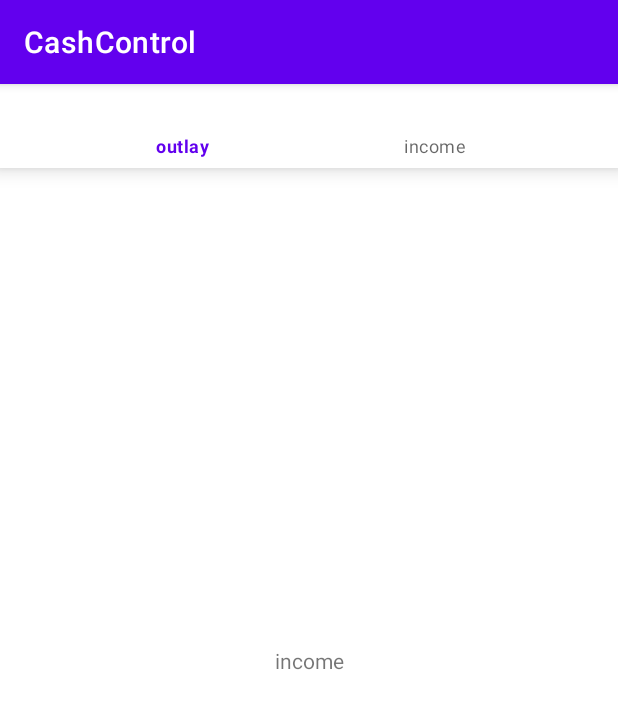
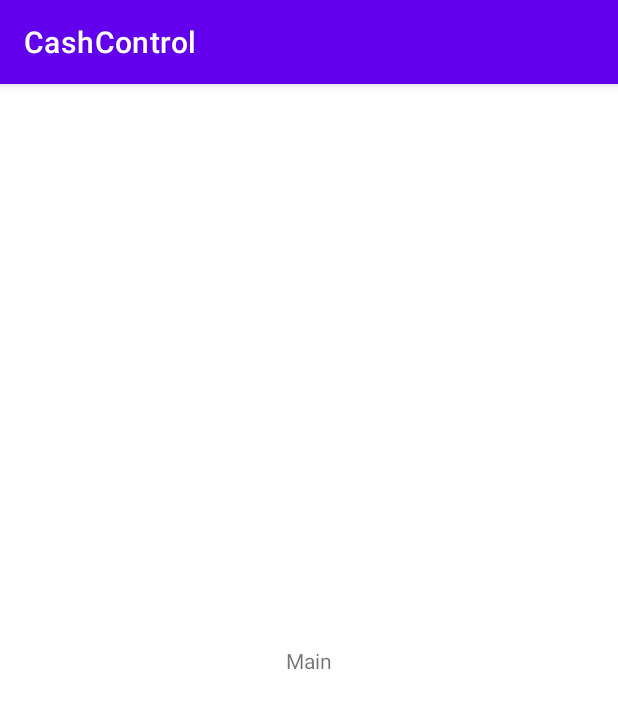
Before and after one commit to hiddenns/cash-control, an Android app: the screen it shows after launch (MainActivity), on a phone screen of 412 x 824 dp. Shown: the top 709 px of the screen. Run offline under Robolectric (Android 15) with nearby library versions, the phone set to English and light mode, and no system bars; libraries missing offline, so code that uses them is left out: org.kodein.di.

Commit message:
added viewPager

```diff
--- /dev/null
+++ b/app/src/main/java/com/cashcontrol/feature/view/PagerAdapter.kt
@@ -0,0 +1,29 @@
+package com.cashcontrol.feature.view
+
+import androidx.fragment.app.Fragment
+import androidx.viewpager2.adapter.FragmentStateAdapter
+import com.cashcontrol.feature.view.activity.MainActivity
+import com.cashcontrol.feature.view.activity.MainFragment
+import com.cashcontrol.feature.view.settings.SettingsFragment
+import com.cashcontrol.feature.view.statistics.StatisticsFragment
+
+class PagerAdapter(mainActivity: MainActivity) : FragmentStateAdapter(mainActivity) {
+
+    override fun getItemCount() = countFragments
+
+    override fun createFragment(position: Int): Fragment {
+        return when (position) {
+            STATISTICS_FRAGMENT_POSITION -> StatisticsFragment()
+            MAIN_FRAGMENT_POSITION -> MainFragment()
+            SETTINGS_FRAGMENT_POSITION -> SettingsFragment()
+            else -> throw UnsupportedOperationException()
+        }
+    }
+
+    companion object {
+        private const val countFragments = 3
+        private const val STATISTICS_FRAGMENT_POSITION = 0
+        private const val MAIN_FRAGMENT_POSITION = 1
+        private const val SETTINGS_FRAGMENT_POSITION = 2
+    }
+}
--- a/app/src/main/java/com/cashcontrol/feature/view/activity/MainActivity.kt
+++ b/app/src/main/java/com/cashcontrol/feature/view/activity/MainActivity.kt
@@ -2,52 +2,31 @@ package com.cashcontrol.feature.view.activity
 
 import android.os.Bundle
 import androidx.appcompat.app.AppCompatActivity
-import com.cashcontrol.R
 import com.cashcontrol.databinding.ActivityMainBinding
+import com.cashcontrol.feature.view.PagerAdapter
 import org.kodein.di.DI
 import org.kodein.di.DIAware
 import org.kodein.di.android.closestDI
-import androidx.navigation.NavDirections
-import androidx.navigation.fragment.FragmentNavigator
-import androidx.navigation.fragment.NavHostFragment
-import androidx.navigation.fragment.findNavController
-import org.kodein.di.DI.Companion.lazy
 
 
 class MainActivity : AppCompatActivity(), DIAware {
     protected lateinit var binding: ActivityMainBinding
 
     override val di: DI by closestDI()
-    private val mainView by lazy { window.decorView }
-
 
     override fun onCreate(savedInstanceState: Bundle?) {
         super.onCreate(savedInstanceState)
         binding = ActivityMainBinding.inflate(layoutInflater)
         setContentView(binding.root)
 
-        val navController =
-            (supportFragmentManager.findFragmentById(R.id.nav_host_fragment) as NavHostFragment).navController
-
-        val navBottomView = binding.navigationView
-        navBottomView.setOnItemSelectedListener { item ->
-            when (item.itemId) {
-                R.id.outlayItem -> {
-                    navController.navigate(R.id.global_to_incomeFragment)
-                    return@setOnItemSelectedListener true
-                }
-                R.id.incomeItem -> {
-                    navController.navigate(R.id.global_to_outlayFragment)
-                    return@setOnItemSelectedListener true
-                }
-
-            }
-            return@setOnItemSelectedListener true
+        with(binding.viewPager) {
+            adapter = PagerAdapter(this@MainActivity)
+            setCurrentItem(1, false)
+            adapter = adapter
+            setCurrentItem(1, false)
         }
-
 
     }
 
 
-
 }
--- /dev/null
+++ b/app/src/main/java/com/cashcontrol/feature/view/activity/MainFragment.kt
@@ -0,0 +1,9 @@
+package com.cashcontrol.feature.view.activity
+
+import com.cashcontrol.databinding.FragmentMainBinding
+import com.cashcontrol.domain.base.BaseFragment
+
+class MainFragment :
+    BaseFragment<FragmentMainBinding>(FragmentMainBinding::inflate) {
+
+}
--- a/app/src/main/java/com/cashcontrol/feature/view/income/IncomeFragment.kt
+++ /dev/null
@@ -1,16 +0,0 @@
-package com.cashcontrol.feature.view.income
-
-
-import android.os.Bundle
-import android.view.LayoutInflater
-import android.view.View
-import android.view.ViewGroup
-import com.cashcontrol.databinding.IncomeFragmentBinding
-import com.cashcontrol.domain.base.BaseFragment
-
-class IncomeFragment : BaseFragment<IncomeFragmentBinding>(IncomeFragmentBinding::inflate) {
-
-
-
-
-}
--- a/app/src/main/java/com/cashcontrol/feature/view/outlay/OutlayFragment.kt
+++ /dev/null
@@ -1,13 +0,0 @@
-package com.cashcontrol.feature.view.outlay
-
-import android.os.Bundle
-import com.cashcontrol.databinding.OutlayFragmentBinding
-import com.cashcontrol.domain.base.BaseFragment
-
-class OutlayFragment : BaseFragment<OutlayFragmentBinding>(OutlayFragmentBinding::inflate) {
-
-    override fun onCreate(savedInstanceState: Bundle?) {
-        super.onCreate(savedInstanceState)
-        println()
-    }
-}
--- /dev/null
+++ b/app/src/main/java/com/cashcontrol/feature/view/settings/SettingsFragment.kt
@@ -0,0 +1,10 @@
+package com.cashcontrol.feature.view.settings
+
+import com.cashcontrol.databinding.FragmentSettingsBinding
+import com.cashcontrol.domain.base.BaseFragment
+
+class SettingsFragment :
+    BaseFragment<FragmentSettingsBinding>(FragmentSettingsBinding::inflate) {
+
+
+}
--- /dev/null
+++ b/app/src/main/java/com/cashcontrol/feature/view/statistics/StatisticsFragment.kt
@@ -0,0 +1,9 @@
+package com.cashcontrol.feature.view.statistics
+
+import com.cashcontrol.databinding.FragmentStatisticsBinding
+import com.cashcontrol.domain.base.BaseFragment
+
+class StatisticsFragment :
+    BaseFragment<FragmentStatisticsBinding>(FragmentStatisticsBinding::inflate) {
+
+}
--- a/app/src/main/res/layout/activity_main.xml
+++ b/app/src/main/res/layout/activity_main.xml
@@ -1,20 +1,16 @@
 <?xml version="1.0" encoding="utf-8"?>
-<androidx.constraintlayout.widget.ConstraintLayout xmlns:android="http://schemas.android.com/apk/res/android"
+<LinearLayout xmlns:android="http://schemas.android.com/apk/res/android"
     xmlns:app="http://schemas.android.com/apk/res-auto"
     xmlns:tools="http://schemas.android.com/tools"
     android:layout_width="match_parent"
     android:layout_height="match_parent"
-    tools:context=".feature.view.activity.MainActivity">
+    tools:context=".feature.view.activity.MainActivity"
+    android:orientation="vertical">
 
-
-    <com.google.android.material.bottomnavigation.BottomNavigationView
-        android:id="@+id/navigation_view"
+    <androidx.viewpager2.widget.ViewPager2
+        android:id="@+id/view_pager"
         android:layout_width="match_parent"
-        android:layout_height="wrap_content"
-        app:layout_constraintEnd_toEndOf="parent"
-        app:layout_constraintStart_toStartOf="parent"
-        app:layout_constraintTop_toTopOf="parent"
-        app:menu="@menu/bottom_navigation_view"/>
+        android:layout_height="match_parent" />
 
     <androidx.fragment.app.FragmentContainerView
         android:id="@+id/nav_host_fragment"
@@ -22,11 +18,9 @@
         android:layout_width="match_parent"
         android:layout_height="match_parent"
         app:defaultNavHost="true"
-        app:layout_constraintBottom_toBottomOf="parent"
-        app:layout_constraintLeft_toLeftOf="parent"
-        app:layout_constraintRight_toRightOf="parent"
 
         app:layout_constraintTop_toTopOf="parent"
-        app:navGraph="@navigation/main_graph" />
+        app:navGraph="@navigation/main_graph"/>
 
-</androidx.constraintlayout.widget.ConstraintLayout>
+
+</LinearLayout>
--- /dev/null
+++ b/app/src/main/res/layout/fragment_main.xml
@@ -0,0 +1,16 @@
+<?xml version="1.0" encoding="utf-8"?>
+<androidx.constraintlayout.widget.ConstraintLayout xmlns:android="http://schemas.android.com/apk/res/android"
+    android:layout_width="match_parent"
+    android:layout_height="match_parent"
+    xmlns:app="http://schemas.android.com/apk/res-auto">
+
+    <TextView
+        android:layout_width="wrap_content"
+        android:layout_height="wrap_content"
+        android:text="Main"
+        app:layout_constraintBottom_toBottomOf="parent"
+        app:layout_constraintEnd_toEndOf="parent"
+        app:layout_constraintStart_toStartOf="parent"
+        app:layout_constraintTop_toTopOf="parent" />
+
+</androidx.constraintlayout.widget.ConstraintLayout>
--- a/app/src/main/res/layout/income_fragment.xml
+++ b/app/src/main/res/layout/fragment_settings.xml
@@ -7,7 +7,7 @@
     <TextView
         android:layout_width="wrap_content"
         android:layout_height="wrap_content"
-        android:text="income"
+        android:text="Settings"
         app:layout_constraintBottom_toBottomOf="parent"
         app:layout_constraintEnd_toEndOf="parent"
         app:layout_constraintStart_toStartOf="parent"
--- a/app/src/main/res/layout/outlay_fragment.xml
+++ b/app/src/main/res/layout/fragment_statistics.xml
@@ -1,13 +1,13 @@
 <?xml version="1.0" encoding="utf-8"?>
 <androidx.constraintlayout.widget.ConstraintLayout xmlns:android="http://schemas.android.com/apk/res/android"
+    xmlns:app="http://schemas.android.com/apk/res-auto"
     android:layout_width="match_parent"
-    android:layout_height="match_parent"
-    xmlns:app="http://schemas.android.com/apk/res-auto">
+    android:layout_height="match_parent">
 
     <TextView
         android:layout_width="wrap_content"
         android:layout_height="wrap_content"
-        android:text="outlay"
+        android:text="Statistics"
         app:layout_constraintBottom_toBottomOf="parent"
         app:layout_constraintEnd_toEndOf="parent"
         app:layout_constraintStart_toStartOf="parent"
--- a/app/src/main/res/menu/bottom_navigation_view.xml
+++ /dev/null
@@ -1,11 +0,0 @@
-<?xml version="1.0" encoding="utf-8"?>
-<menu xmlns:android="http://schemas.android.com/apk/res/android">
-    <item
-        android:id="@+id/outlayItem"
-        android:enabled="true"
-        android:title="outlay"/>
-    <item
-        android:id="@+id/incomeItem"
-        android:enabled="true"
-        android:title="income"/>
-</menu>
--- a/app/src/main/res/navigation/main_graph.xml
+++ b/app/src/main/res/navigation/main_graph.xml
@@ -3,38 +3,33 @@
     xmlns:app="http://schemas.android.com/apk/res-auto"
     xmlns:tools="http://schemas.android.com/tools"
     android:id="@+id/main_graph"
-    app:startDestination="@id/incomeFragment">
+    app:startDestination="@id/mainFragment">
 
     <fragment
-        android:id="@+id/incomeFragment"
-        android:name="com.cashcontrol.feature.view.income.IncomeFragment"
-        android:label="incomeFragment"
-        tools:layout="@layout/income_fragment">
-
-        <action
-            android:id="@+id/action_incomeFragment_to_outlayFragment"
-            app:destination="@+id/outlayFragment"/>
+        android:id="@+id/mainFragment"
+        android:name="com.cashcontrol.feature.view.activity.MainFragment"
+        android:label="mainFragment"
+        tools:layout="@layout/fragment_main">
     </fragment>
 
     <fragment
-        android:id="@+id/outlayFragment"
-        android:name="com.cashcontrol.feature.view.outlay.OutlayFragment"
-        android:label="outlayFragment"
-        tools:layout="@layout/outlay_fragment">
+        android:id="@+id/settingsFragment"
+        android:name="com.cashcontrol.feature.view.settings.SettingsFragment"
+        android:label="settingsFragment"
+        tools:layout="@layout/fragment_settings">
+    </fragment>
 
-        <action
-            android:id="@+id/action_outlayFragment_to_incomeFragment"
-            app:destination="@+id/incomeFragment"/>
-
+    <fragment
+        android:id="@+id/statisticsFragment"
+        android:name="com.cashcontrol.feature.view.statistics.StatisticsFragment"
+        android:label="statisticsFragment"
+        tools:layout="@layout/fragment_statistics">
     </fragment>
 
     <action
-        android:id="@+id/global_to_incomeFragment"
-        app:destination="@+id/incomeFragment"/>
+        android:id="@+id/global_to_mainFragment"
+        app:destination="@+id/mainFragment"/>
 
-    <action
-        android:id="@+id/global_to_outlayFragment"
-        app:destination="@+id/outlayFragment"/>
 
 
 
--- a/app/src/main/res/values/strings.xml
+++ b/app/src/main/res/values/strings.xml
@@ -1,3 +1,5 @@
 <resources>
     <string name="app_name">CashControl</string>
+    <string name="income">Income</string>
+    <string name="expanses">Expanses</string>
 </resources>
```
